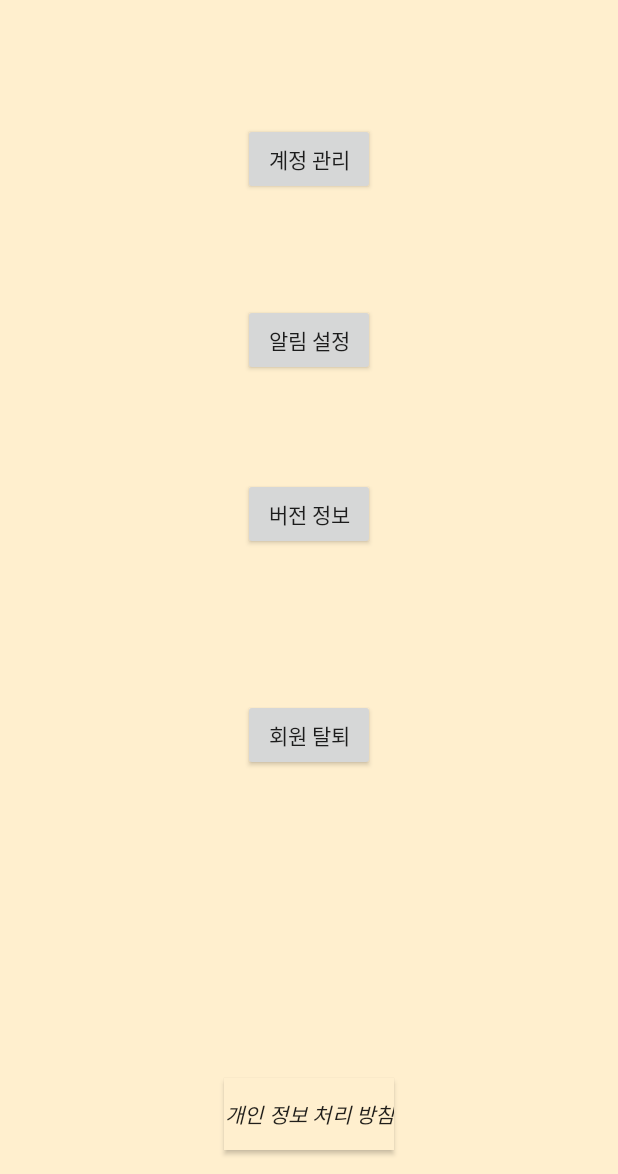
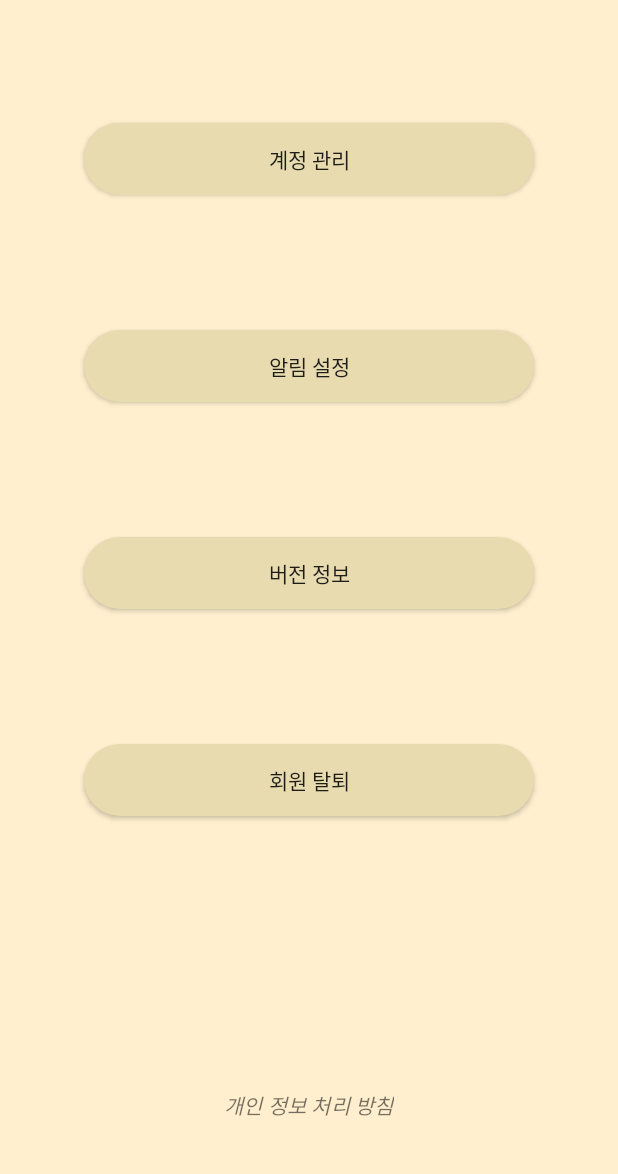
Before and after one commit to MPproject-JHPS/Floremo, an Android app: the SettingsActivity screen opened directly, with no data from a screen before it, on a phone screen of 412 x 824 dp, the part 62-1236 px from its top. Run offline under Robolectric (Android 15) with nearby library versions, the phone set to English and light mode, and no system bars; our stand-ins replace Firebase (no records; nobody signed in at launch, a user with empty details on screens opened directly).

Commit message:
Change activity_settings.xml
create button_background.xml and changed the color and the shape of th e buttons

```diff
--- a/app/src/main/java/org/androidtown/Floremo/SettingsActivity.java
+++ b/app/src/main/java/org/androidtown/Floremo/SettingsActivity.java
@@ -10,6 +10,7 @@ import android.os.Bundle;
 import android.view.MenuItem;
 import android.view.View;
 import android.widget.Button;
+import android.widget.TextView;
 import android.widget.Toast;
 
 import com.google.firebase.auth.FirebaseAuth;
@@ -79,4 +80,8 @@ public class SettingsActivity extends AppCompatActivity {
         Intent intent = new Intent(this, JoinActivity.class);
         startActivity(intent);
     }
+
+    //개인정보처리방침
+    public void onClick(View view) {
+    }
 }
--- /dev/null
+++ b/app/src/main/res/drawable/button_background.xml
@@ -0,0 +1,11 @@
+<?xml version="1.0" encoding="UTF-8"?>
+<shape xmlns:android="http://schemas.android.com/apk/res/android">
+    <solid android:color="@color/bg_b"/>
+    <corners android:bottomLeftRadius="50dp"
+        android:bottomRightRadius="50dp"
+        android:topLeftRadius="50dp"
+        android:topRightRadius="50dp"/>
+    <padding android:left="0dip" android:top="0dip" android:right="0dip" android:bottom="0dip" />
+</shape>
+
+<!--환경설정에 있는 버튼 이미지 설정-->
--- a/app/src/main/res/layout/activity_settings.xml
+++ b/app/src/main/res/layout/activity_settings.xml
@@ -21,57 +21,54 @@
             tools:layout_editor_absoluteY="81dp" />
 
         <Button
-            android:layout_width="wrap_content"
+            android:id="@+id/account_management"
+            android:background="@drawable/button_background"
+            android:layout_width="300dp"
             android:layout_height="wrap_content"
             android:layout_below="@+id/toolbar"
-            android:layout_centerInParent="true"
             android:layout_marginTop="67dp"
-            android:layout_marginEnd="157dp"
-            android:layout_marginRight="157dp"
+            android:layout_centerHorizontal="true"
             android:text="계정 관리" />
 
         <Button
-            android:layout_width="wrap_content"
+            android:id="@+id/alarm"
+            android:background="@drawable/button_background"
+            android:layout_width="300dp"
             android:layout_height="wrap_content"
-            android:layout_alignParentTop="true"
-            android:layout_centerInParent="true"
-            android:layout_marginTop="244dp"
-            android:layout_marginEnd="156dp"
-            android:layout_marginRight="156dp"
+            android:layout_below="@id/account_management"
+            android:layout_marginTop="90dp"
+            android:layout_centerHorizontal="true"
             android:text="알림 설정" />
 
         <Button
-            android:id="@+id/withdraw"
-            android:layout_width="wrap_content"
+            android:id="@+id/version_info"
+            android:background="@drawable/button_background"
+            android:layout_width="300dp"
             android:layout_height="wrap_content"
-            android:layout_alignParentTop="true"
-            android:layout_centerInParent="true"
-            android:layout_marginStart="168dp"
-            android:layout_marginLeft="168dp"
-            android:layout_marginTop="507dp"
-            android:text="회원 탈퇴" />
-
-        <Button
-            android:layout_width="wrap_content"
-            android:layout_height="wrap_content"
-            android:layout_alignParentTop="true"
-            android:layout_centerInParent="true"
-            android:layout_marginStart="166dp"
-            android:layout_marginLeft="166dp"
-            android:layout_marginTop="360dp"
+            android:layout_centerHorizontal="true"
+            android:layout_below="@id/alarm"
+            android:layout_marginTop="90dp"
             android:text="버전 정보" />
 
         <Button
+            android:id="@+id/withdraw"
+            android:background="@drawable/button_background"
+            android:layout_width="300dp"
+            android:layout_height="wrap_content"
+            android:layout_centerHorizontal="true"
+            android:layout_below="@id/version_info"
+            android:layout_marginTop="90dp"
+            android:text="회원 탈퇴" />
+
+        <TextView
             android:layout_width="wrap_content"
             android:layout_height="wrap_content"
+            android:layout_centerHorizontal="true"
             android:layout_alignParentBottom="true"
-            android:layout_centerInParent="true"
-            android:layout_marginEnd="137dp"
-            android:layout_marginRight="137dp"
-            android:layout_marginBottom="16dp"
-            android:background="@color/bg_c"
+            android:layout_marginBottom="35dp"
             android:text="개인 정보 처리 방침"
-            android:textStyle="italic" />
+            android:textStyle="italic"
+            android:onClick="onClick"/>
 
     </RelativeLayout>
 
```
